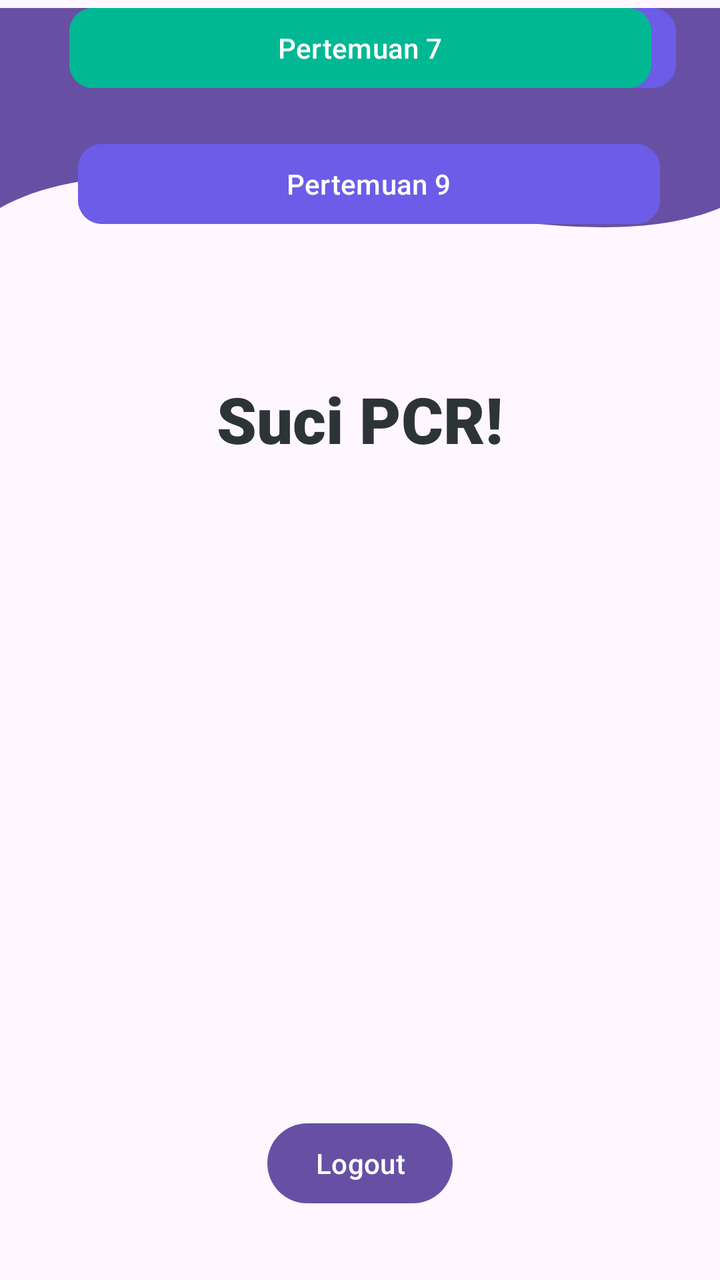
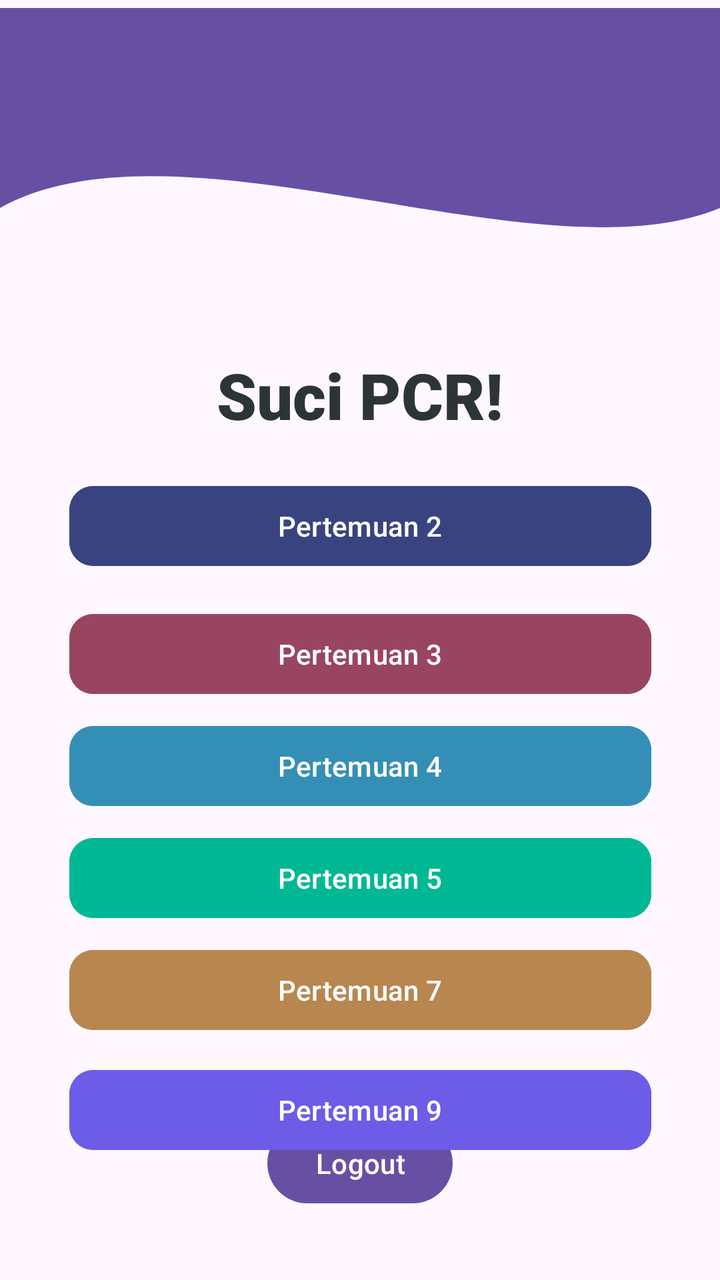

Two renders of the same Android screen: before a commit and after it. Below are the layout's source before the change and the commit's diff.
<!-- AndroidManifest.xml: application theme Theme.SuciApps -->
<!-- res/layout/fragment_home.xml -->
<?xml version="1.0" encoding="utf-8"?>
<androidx.constraintlayout.widget.ConstraintLayout
    xmlns:android="http://schemas.android.com/apk/res/android"
    xmlns:tools="http://schemas.android.com/tools"
    android:layout_width="match_parent"
    android:layout_height="match_parent"
    xmlns:app="http://schemas.android.com/apk/res-auto"
    tools:context=".Home.HomeFragment">

     c<View
        android:id="@+id/background_header"
        android:layout_width="0dp"
        android:layout_height="250dp"
        android:layout_marginTop="4dp"
        android:background="@drawable/bg_header_wave"
        app:layout_constraintEnd_toEndOf="parent"
        app:layout_constraintHorizontal_bias="0.0"
        app:layout_constraintStart_toStartOf="parent"
        app:layout_constraintTop_toTopOf="parent" />

    <androidx.appcompat.widget.Toolbar
        android:id="@+id/toolbar"
        android:layout_width="match_parent"
        android:layout_height="?attr/actionBarSize"
        android:layout_marginTop="4dp"
        android:background="?attr/colorPrimary"
        app:layout_constraintEnd_toEndOf="parent"
        app:layout_constraintHorizontal_bias="0.0"
        app:layout_constraintStart_toStartOf="parent"
        app:layout_constraintTop_toTopOf="parent"
        app:layout_scrollFlags="scroll|enterAlways"
        app:titleTextColor="@android:color/white" />

    <TextView
        android:id="@+id/textView"
        android:layout_width="wrap_content"
        android:layout_height="wrap_content"
        android:layout_marginTop="188dp"
        android:fontFamily="sans-serif-black"
        android:text="Suci PCR!"
        android:textColor="#2D3436"
        android:textSize="32sp"
        android:textStyle="bold"
        app:layout_constraintEnd_toEndOf="parent"
        app:layout_constraintStart_toStartOf="parent"
        app:layout_constraintTop_toTopOf="parent" />

    <Button
        android:id="@+id/btnToFourth"
        android:layout_width="291dp"
        android:layout_height="wrap_content"
        android:layout_marginHorizontal="60dp"
        android:backgroundTint="#6C5CE7"
        android:text="Pertemuan 4"
        android:textAllCaps="false"
        android:textColor="@android:color/white"
        app:cornerRadius="12dp"
        app:layout_constraintEnd_toEndOf="parent"
        app:layout_constraintStart_toStartOf="parent"
        tools:layout_editor_absoluteY="377dp" />

    <Button
        android:id="@+id/btnTothird"
        android:layout_width="291dp"
        android:layout_height="wrap_content"
        android:layout_marginHorizontal="60dp"
        android:backgroundTint="#6C5CE7"
        android:text="Pertemuan 3"
        android:textAllCaps="false"
        android:textColor="@android:color/white"
        app:cornerRadius="12dp"
        app:layout_constraintEnd_toEndOf="parent"
        app:layout_constraintHorizontal_bias="0.258"
        app:layout_constraintStart_toStartOf="parent"
        tools:layout_editor_absoluteY="317dp" />

    <Button
        android:id="@+id/btnToSecond"
        android:layout_width="291dp"
        android:layout_height="wrap_content"
        android:layout_marginHorizontal="60dp"
        android:backgroundTint="#6C5CE7"
        android:text="Pertemuan 2"
        android:textAllCaps="false"
        android:textColor="@android:color/white"
        app:cornerRadius="12dp"
        app:layout_constraintEnd_toEndOf="parent"
        app:layout_constraintHorizontal_bias="0.375"
        app:layout_constraintStart_toStartOf="parent"
        tools:layout_editor_absoluteY="254dp" />

    <Button
        android:id="@+id/btnToFifth"
        android:layout_width="291dp"
        android:layout_height="wrap_content"
        android:layout_marginHorizontal="60dp"
        android:backgroundTint="#00B894"
        android:text="Pertemuan 5"
        android:textAllCaps="false"
        android:textColor="@android:color/white"
        app:cornerRadius="12dp"
        app:layout_constraintEnd_toEndOf="parent"
        app:layout_constraintStart_toStartOf="parent"
        tools:layout_editor_absoluteY="440dp" />

    <Button
        android:id="@+id/btnToSeventh"
        android:layout_width="291dp"
        android:layout_height="wrap_content"
        android:layout_marginHorizontal="60dp"
        android:backgroundTint="#00B894"
        android:text="Pertemuan 7"
        android:textAllCaps="false"
        android:textColor="@android:color/white"
        app:cornerRadius="12dp"
        app:layout_constraintEnd_toEndOf="parent"
        app:layout_constraintStart_toStartOf="parent"
        tools:layout_editor_absoluteY="506dp" />

    <Button
        android:id="@+id/btnLogout"
        android:layout_width="wrap_content"
        android:layout_height="wrap_content"
        android:text="Logout"
        app:layout_constraintBottom_toBottomOf="parent"
        app:layout_constraintEnd_toEndOf="parent"
        app:layout_constraintStart_toStartOf="parent"
        app:layout_constraintTop_toTopOf="parent"
        app:layout_constraintVertical_bias="0.942" />

    <Button
        android:id="@+id/btnToNinth"
        android:layout_width="291dp"
        android:layout_height="wrap_content"
        android:layout_marginHorizontal="60dp"
        android:layout_marginTop="20dp"
        android:backgroundTint="#6C5CE7"
        android:text="Pertemuan 9"
        android:textAllCaps="false"
        android:textColor="@android:color/white"
        app:cornerRadius="12dp"
        app:layout_constraintEnd_toEndOf="parent"
        app:layout_constraintHorizontal_bias="0.416"
        app:layout_constraintStart_toStartOf="parent"
        app:layout_constraintTop_toBottomOf="@+id/btnToSeventh" />

</androidx.constraintlayout.widget.ConstraintLayout>
<!-- resources referenced by this layout -->
<resources>
  <!-- drawable bg_header_wave (drawable) -->
  <vector xmlns:android="http://schemas.android.com/apk/res/android"
      android:width="100dp"
      android:height="100dp"
      android:viewportWidth="100"
      android:viewportHeight="100">
  
      
      <path
          android:fillColor="?attr/colorPrimary"
          android:pathData="
              M0,0
              L100,0
              L100,40
              C 75,55
                25,20
                0,40
              Z" />
  </vector>
  <style name="Theme.SuciApps" parent="Base.Theme.SuciApps" />
  <style name="Base.Theme.SuciApps" parent="Theme.Material3.DayNight.NoActionBar">
          
          
      </style>
</resources>

<!-- the commit's change to res/layout/fragment_home.xml (unified diff, before → after) -->
@@ -7,7 +7,7 @@
     xmlns:app="http://schemas.android.com/apk/res-auto"
     tools:context=".Home.HomeFragment">
 
-     c<View
+     <View
         android:id="@+id/background_header"
         android:layout_width="0dp"
         android:layout_height="250dp"
@@ -35,7 +35,7 @@
         android:id="@+id/textView"
         android:layout_width="wrap_content"
         android:layout_height="wrap_content"
-        android:layout_marginTop="188dp"
+        android:layout_marginTop="176dp"
         android:fontFamily="sans-serif-black"
         android:text="Suci PCR!"
         android:textColor="#2D3436"
@@ -50,50 +50,52 @@
         android:layout_width="291dp"
         android:layout_height="wrap_content"
         android:layout_marginHorizontal="60dp"
-        android:backgroundTint="#6C5CE7"
+        android:layout_marginTop="8dp"
+        android:backgroundTint="#348FB6"
         android:text="Pertemuan 4"
         android:textAllCaps="false"
         android:textColor="@android:color/white"
         app:cornerRadius="12dp"
         app:layout_constraintEnd_toEndOf="parent"
         app:layout_constraintStart_toStartOf="parent"
-        tools:layout_editor_absoluteY="377dp" />
+        app:layout_constraintTop_toBottomOf="@+id/btnTothird" />
 
     <Button
         android:id="@+id/btnTothird"
         android:layout_width="291dp"
         android:layout_height="wrap_content"
         android:layout_marginHorizontal="60dp"
-        android:backgroundTint="#6C5CE7"
+        android:layout_marginTop="16dp"
+        android:backgroundTint="#994561"
         android:text="Pertemuan 3"
         android:textAllCaps="false"
         android:textColor="@android:color/white"
         app:cornerRadius="12dp"
         app:layout_constraintEnd_toEndOf="parent"
-        app:layout_constraintHorizontal_bias="0.258"
         app:layout_constraintStart_toStartOf="parent"
-        tools:layout_editor_absoluteY="317dp" />
+        app:layout_constraintTop_toBottomOf="@+id/btnToSecond" />
 
     <Button
         android:id="@+id/btnToSecond"
         android:layout_width="291dp"
         android:layout_height="wrap_content"
         android:layout_marginHorizontal="60dp"
-        android:backgroundTint="#6C5CE7"
+        android:layout_marginTop="20dp"
+        android:backgroundTint="#394380"
         android:text="Pertemuan 2"
         android:textAllCaps="false"
         android:textColor="@android:color/white"
         app:cornerRadius="12dp"
         app:layout_constraintEnd_toEndOf="parent"
-        app:layout_constraintHorizontal_bias="0.375"
         app:layout_constraintStart_toStartOf="parent"
-        tools:layout_editor_absoluteY="254dp" />
+        app:layout_constraintTop_toBottomOf="@+id/textView" />
 
     <Button
         android:id="@+id/btnToFifth"
         android:layout_width="291dp"
         android:layout_height="wrap_content"
         android:layout_marginHorizontal="60dp"
+        android:layout_marginTop="8dp"
         android:backgroundTint="#00B894"
         android:text="Pertemuan 5"
         android:textAllCaps="false"
@@ -101,21 +103,22 @@
         app:cornerRadius="12dp"
         app:layout_constraintEnd_toEndOf="parent"
         app:layout_constraintStart_toStartOf="parent"
-        tools:layout_editor_absoluteY="440dp" />
+        app:layout_constraintTop_toBottomOf="@+id/btnToFourth" />
 
     <Button
         android:id="@+id/btnToSeventh"
         android:layout_width="291dp"
         android:layout_height="wrap_content"
         android:layout_marginHorizontal="60dp"
-        android:backgroundTint="#00B894"
+        android:layout_marginTop="8dp"
+        android:backgroundTint="#B8864F"
         android:text="Pertemuan 7"
         android:textAllCaps="false"
         android:textColor="@android:color/white"
         app:cornerRadius="12dp"
         app:layout_constraintEnd_toEndOf="parent"
         app:layout_constraintStart_toStartOf="parent"
-        tools:layout_editor_absoluteY="506dp" />
+        app:layout_constraintTop_toBottomOf="@+id/btnToFifth" />
 
     <Button
         android:id="@+id/btnLogout"
@@ -133,14 +136,13 @@
         android:layout_width="291dp"
         android:layout_height="wrap_content"
         android:layout_marginHorizontal="60dp"
-        android:layout_marginTop="20dp"
+        android:layout_marginTop="12dp"
         android:backgroundTint="#6C5CE7"
         android:text="Pertemuan 9"
         android:textAllCaps="false"
         android:textColor="@android:color/white"
         app:cornerRadius="12dp"
         app:layout_constraintEnd_toEndOf="parent"
-        app:layout_constraintHorizontal_bias="0.416"
         app:layout_constraintStart_toStartOf="parent"
         app:layout_constraintTop_toBottomOf="@+id/btnToSeventh" />
 
